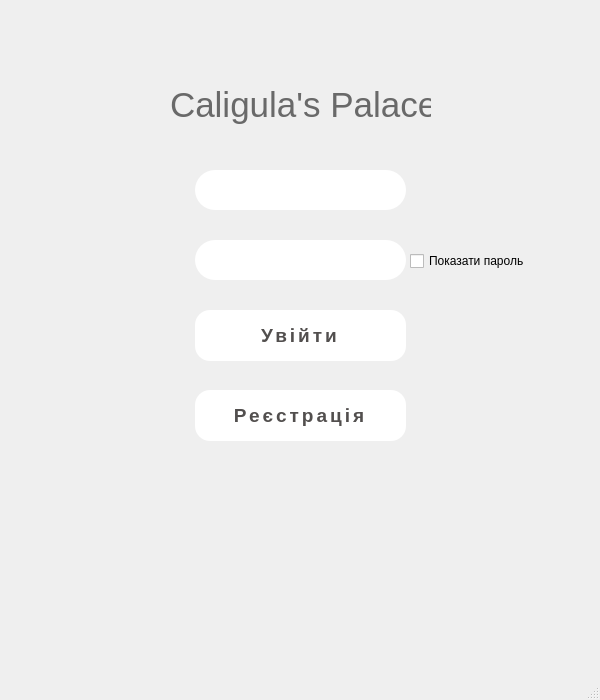
This is authorization.ui in Barsh4ec/Authorization as Qt 5 draws it before an edit. The edited form follows.
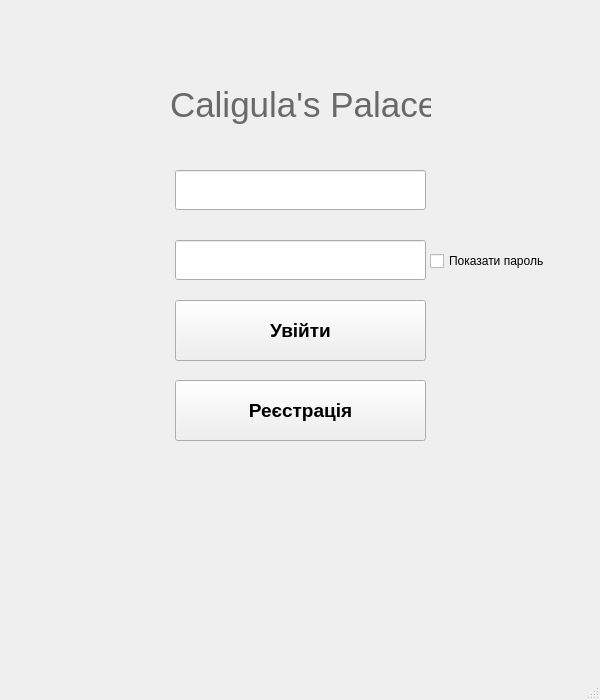
This is the edited form.

Diff of the .ui file:
```diff
--- a/authorization.ui
+++ b/authorization.ui
@@ -38,7 +38,7 @@
       <x>175</x>
       <y>380</y>
       <width>251</width>
-      <height>71</height>
+      <height>61</height>
      </rect>
     </property>
     <property name="font">
@@ -54,28 +54,7 @@
      <enum>Qt::LeftToRight</enum>
     </property>
     <property name="styleSheet">
-     <string notr="true">QPushButton {
-border-radius: 10px;
-  text-decoration: none;
-  width: 140px;
-  height: 45px;
-  line-height: 45px;
-  border-radius: 45px;
-  margin: 10px 20px;
-  text-transform: uppercase;
-  text-align: center;
-  letter-spacing: 3px;
-  font-weight: 600;
-  color: #524f4e;
-  background: white;
-border-radius: 15px;
-}
-QPushButton:hover {
-border-radius: 10px;
-  background: #2EE59D;
-
-  color: white;
-}</string>
+     <string notr="true"/>
     </property>
     <property name="text">
      <string>Реєстрація</string>
@@ -87,7 +66,7 @@
       <x>175</x>
       <y>300</y>
       <width>251</width>
-      <height>71</height>
+      <height>61</height>
      </rect>
     </property>
     <property name="font">
@@ -103,29 +82,7 @@
      <bool>true</bool>
     </property>
     <property name="styleSheet">
-     <string notr="true">QPushButton {
-border-radius: 10px;
-  text-decoration: none;
-  width: 140px;
-  height: 45px;
-  line-height: 45px;
-  border-radius: 45px;
-  margin: 10px 20px;
-
-
-  text-transform: uppercase;
-  text-align: center;
-  letter-spacing: 3px;
-  font-weight: 600;
-  color: #524f4e;
-  background: white;
-border-radius: 15px;
-}
-QPushButton:hover {
-border-radius: 10px;
-  background: #2EE59D;
-  color: white;
-}</string>
+     <string notr="true"/>
     </property>
     <property name="text">
      <string>Увійти</string>
@@ -134,9 +91,9 @@
    <widget class="QLineEdit" name="Login">
     <property name="geometry">
      <rect>
-      <x>195</x>
+      <x>175</x>
       <y>170</y>
-      <width>211</width>
+      <width>251</width>
       <height>40</height>
      </rect>
     </property>
@@ -147,28 +104,15 @@
      </font>
     </property>
     <property name="styleSheet">
-     <string notr="true">QLineEdit {
-    border: 2px sold #2EE59D;
-	border-radius: 20px;
-	color: #524f4e;
-	padding-left: 20px;
-	padding-right: 20px;
-	background-color: white;
-}
-QLineEdit:hover {
-	border: 2px solid #2EE59D
-}
-QLinneEdit:focus {
-	border: 2px solid rgb(42, 44, 54)
-}</string>
+     <string notr="true"/>
     </property>
    </widget>
    <widget class="QLineEdit" name="password">
     <property name="geometry">
      <rect>
-      <x>195</x>
+      <x>175</x>
       <y>240</y>
-      <width>211</width>
+      <width>251</width>
       <height>40</height>
      </rect>
     </property>
@@ -179,20 +123,7 @@
      </font>
     </property>
     <property name="styleSheet">
-     <string notr="true">QLineEdit {
-    border: 2px sold #2EE59D;
-	border-radius: 20px;
-	color: #524f4e;
-	padding-left: 20px;
-	padding-right: 20px;
-	background-color: white;
-}
-QLineEdit:hover {
-	border: 2px solid #2EE59D
-}
-QLinneEdit:focus {
-	border: 2px solid rgb(42, 44, 54)
-}</string>
+     <string notr="true"/>
     </property>
    </widget>
    <widget class="QLabel" name="label">
@@ -219,7 +150,7 @@
    <widget class="QCheckBox" name="CheckPass">
     <property name="geometry">
      <rect>
-      <x>410</x>
+      <x>430</x>
       <y>250</y>
       <width>121</width>
       <height>22</height>
```
Left out of the diff: 18 changed lines with no effect on the pictures.
